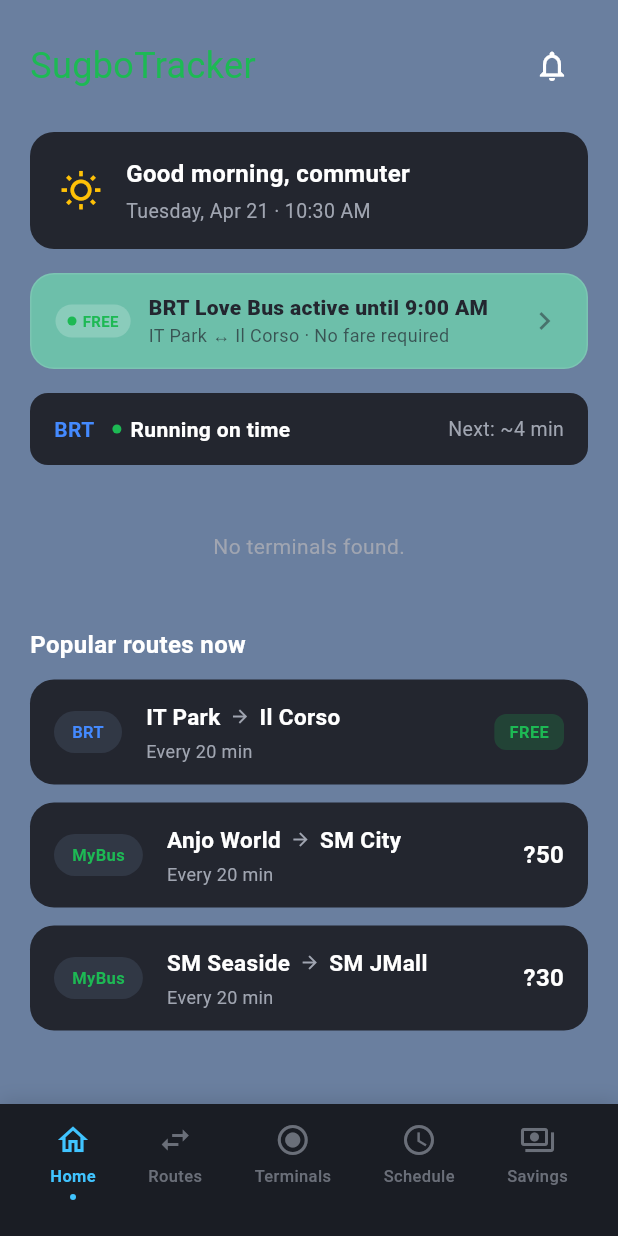
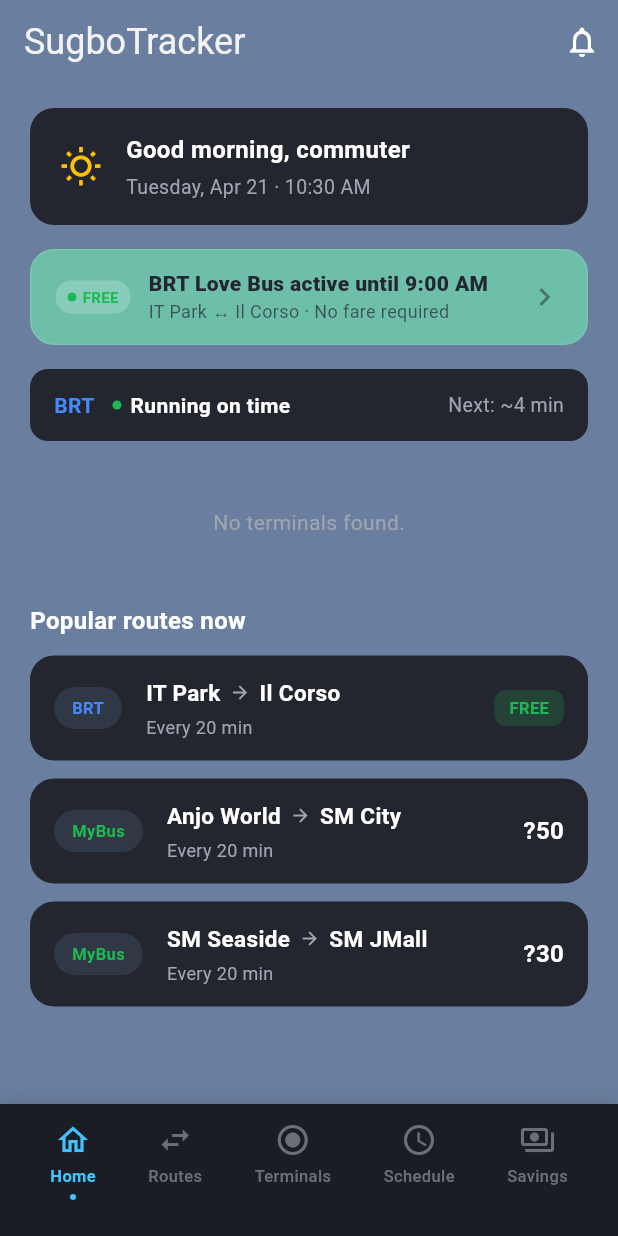
Before and after one commit to andreswooshik/Sugbo-Terminal-Tracker, a Flutter app: the screen it shows after launch, on a phone screen of 412 x 824 dp. Run offline on Flutter 3.47's test engine with Material 3 defaults, Android fonts, the phone set to English and light mode, and no system bars; our stand-ins replace flutter_dotenv, flutter_riverpod, freezed_annotation, rxdart, supabase_flutter; accounts and stored records are empty; Roboto replaces fonts that are missing (Righteous).

Commit message:
changed the Sugbo Tracker text color and made it into a AppBar

```diff
--- a/sugbo_terminal_tracker/lib/features/terminal_tracker/presentation/screens/home_screen.dart
+++ b/sugbo_terminal_tracker/lib/features/terminal_tracker/presentation/screens/home_screen.dart
@@ -50,25 +50,18 @@ class HomeScreen extends ConsumerWidget {
 
     return Scaffold(
       backgroundColor: AppColors.background,
-      body: SafeArea(
-        child: SingleChildScrollView(
-          padding: const EdgeInsets.only(bottom: 100),
-          child: Padding(
-            padding: const EdgeInsets.all(20.0),
-            child: Column(
-              crossAxisAlignment: CrossAxisAlignment.start,
-              children: [
-                Row(
-                  mainAxisAlignment: MainAxisAlignment.spaceBetween,
-                  children: [
-                    const Text(
+      appBar: AppBar(
+        backgroundColor: Colors.transparent,
+        elevation: 0,
+        title: const Text(
           'SugboTracker',
           style: TextStyle(
             fontFamily: 'Righteous',
-                        color: AppColors.accentGreen,
+            color: Color.fromARGB(255, 243, 243, 243),
             fontSize: 24,
           ),
         ),
+        actions: [
           IconButton(
             icon: const Icon(
               Icons.notifications_none,
@@ -78,8 +71,15 @@ class HomeScreen extends ConsumerWidget {
           ),
         ],
       ),
-                const SizedBox(height: 20),
-
+      body: SafeArea(
+        child: SingleChildScrollView(
+          padding: const EdgeInsets.only(bottom: 100),
+          child: Padding(
+            padding: const EdgeInsets.symmetric(horizontal: 20.0),
+            child: Column(
+              crossAxisAlignment: CrossAxisAlignment.start,
+              children: [
+                const SizedBox(height: 16),
                 // The components we built
                 const GreetingCard(),
                 const SizedBox(height: 16),
```
Lines whose indentation alone changed are shown as unchanged.
